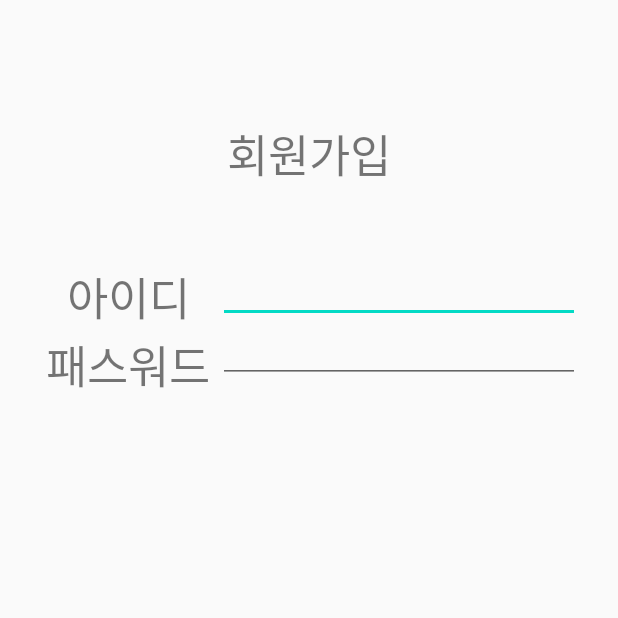
After one commit to bluems/eodiya, an Android app: the signupActivity screen opened directly, with no data from a screen before it, on a phone screen of 412 x 824 dp, the top half of it. The commit adds this screen. Run offline under Robolectric (Android 15) with nearby library versions, the phone set to English and light mode, and no system bars.

Commit message:
회원가입 연결중 중간 저장

```diff
--- a/app/src/main/AndroidManifest.xml
+++ b/app/src/main/AndroidManifest.xml
@@ -17,6 +17,7 @@
         android:roundIcon="@mipmap/ic_launcher_round"
         android:supportsRtl="true"
         android:theme="@style/AppTheme">
+        <activity android:name=".signupActivity"></activity>
         <activity android:name=".DetailMapActivity" />
         <!--
              The API key for Google Maps-based APIs is defined as a string resource.
@@ -36,7 +37,8 @@
 
         <activity android:name=".LoginActivity" />
         <activity android:name=".Marker" />
-        <activity android:name=".IntroActivity"
+        <activity
+            android:name=".IntroActivity"
             android:theme="@style/AppTheme.Intro">
             <intent-filter>
                 <action android:name="android.intent.action.MAIN" />
--- /dev/null
+++ b/app/src/main/java/kr/ac/sunmoon/gijoe/camaps/signupActivity.java
@@ -0,0 +1,14 @@
+package kr.ac.sunmoon.gijoe.camaps;
+
+import androidx.appcompat.app.AppCompatActivity;
+
+import android.os.Bundle;
+
+public class signupActivity extends AppCompatActivity {
+
+    @Override
+    protected void onCreate(Bundle savedInstanceState) {
+        super.onCreate(savedInstanceState);
+        setContentView(R.layout.activity_signup);
+    }
+}
--- /dev/null
+++ b/app/src/main/res/layout/activity_signup.xml
@@ -0,0 +1,89 @@
+<?xml version="1.0" encoding="utf-8"?>
+<androidx.constraintlayout.widget.ConstraintLayout xmlns:android="http://schemas.android.com/apk/res/android"
+    xmlns:app="http://schemas.android.com/apk/res-auto"
+    xmlns:tools="http://schemas.android.com/tools"
+    android:id="@+id/linearLayout"
+    android:layout_width="match_parent"
+    android:layout_height="match_parent"
+    android:orientation="horizontal"
+    tools:context=".signupActivity" >
+
+    <LinearLayout
+        android:layout_width="match_parent"
+        android:layout_height="match_parent"
+        android:layout_marginStart="25dp"
+        android:layout_marginTop="80dp"
+        android:layout_marginEnd="25dp"
+        android:layout_marginBottom="80dp"
+        android:orientation="vertical"
+        app:layout_constraintBottom_toBottomOf="parent"
+        app:layout_constraintEnd_toEndOf="parent"
+        app:layout_constraintStart_toStartOf="parent"
+        app:layout_constraintTop_toTopOf="parent">
+
+        <TextView
+            android:id="@+id/signupTitle"
+            android:layout_width="match_parent"
+            android:layout_height="wrap_content"
+            android:layout_marginBottom="50dp"
+            android:text="@string/signup"
+            android:textAlignment="center"
+            android:textSize="30sp" />
+
+        <LinearLayout
+            android:layout_width="match_parent"
+            android:layout_height="match_parent"
+            android:orientation="horizontal">
+
+            <LinearLayout
+                android:layout_width="120dp"
+                android:layout_height="match_parent"
+                android:orientation="vertical">
+
+                <TextView
+                    android:id="@+id/textView10"
+                    android:layout_width="match_parent"
+                    android:layout_height="wrap_content"
+                    android:text="@string/id"
+                    android:textAlignment="center"
+                    android:textSize="30sp" />
+
+                <TextView
+                    android:id="@+id/textView12"
+                    android:layout_width="match_parent"
+                    android:layout_height="wrap_content"
+                    android:text="@string/password"
+                    android:textAlignment="center"
+                    android:textSize="30sp" />
+            </LinearLayout>
+
+            <LinearLayout
+                android:layout_width="match_parent"
+                android:layout_height="match_parent"
+                android:orientation="vertical">
+
+                <EditText
+                    android:id="@+id/field_id"
+                    android:layout_width="match_parent"
+                    android:layout_height="40dp"
+                    android:importantForAutofill="no"
+                    android:inputType="text"
+                    android:labelFor="@id/textView10"
+                    android:text=""
+                    android:textAlignment="center"
+                    tools:targetApi="O" />
+
+                <EditText
+                    android:id="@+id/field_password"
+                    android:layout_width="match_parent"
+                    android:layout_height="40dp"
+                    android:importantForAutofill="no"
+                    android:inputType="text"
+                    android:text=""
+                    android:textAlignment="center"
+                    tools:targetApi="O" />
+            </LinearLayout>
+        </LinearLayout>
+
+    </LinearLayout>
+</androidx.constraintlayout.widget.ConstraintLayout>
--- a/app/src/main/res/values/strings.xml
+++ b/app/src/main/res/values/strings.xml
@@ -12,6 +12,7 @@
     <string name="detailTvTimeLabel">개방시간</string>
     <string name="detailTvClosedLabel">폐관일</string>
     <string name="title_activity_detail_maps">Map</string>
+    <string name="baseUrl">http://202.31.147.236:28080/</string>
 
     <!-- TODO: Remove or change this placeholder text -->
     <string name="hello_blank_fragment">Hello blank fragment</string>
```
Also changed, not shown: app/src/main/java/kr/ac/sunmoon/gijoe/camaps/LoginActivity.java (+14 -0 lines), app/src/main/java/kr/ac/sunmoon/gijoe/camaps/RestApi.java (deleted, +0 -14 lines), app/src/main/java/kr/ac/sunmoon/gijoe/camaps/apiMessage.java (added, +13 -0 lines), app/src/main/java/kr/ac/sunmoon/gijoe/camaps/authApi.java (added, +16 -0 lines), app/src/main/java/kr/ac/sunmoon/gijoe/camaps/authPost.java (added, +51 -0 lines).
